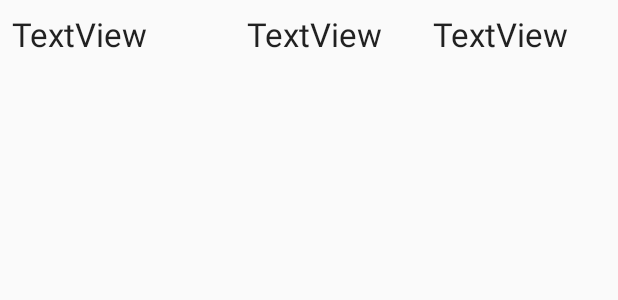
After one commit to android81/Atm, an Android app: the layout finance_row.xml on its own in the app's theme, with its tools: preview values and no code run, on a phone screen of 412 x 824 dp. The commit adds this screen. Shown: the top 300 px of the screen. Run offline under Robolectric (Android 15) with nearby library versions, the phone set to English and light mode, and no system bars.

Commit message:
使用Guideline比例元件配置

```diff
--- a/app/src/main/java/com/tom/atm/AddActivity.java
+++ b/app/src/main/java/com/tom/atm/AddActivity.java
@@ -19,7 +19,8 @@ public class AddActivity extends AppCompatActivity {
         super.onCreate(savedInstanceState);
         setContentView(R.layout.activity_add);
         findViews();
-        helper = new MyDBHelper(this, "expense.db", null, 1);
+//        helper = new MyDBHelper(this, "expense.db", null, 1);
+        MyDBHelper helper = MyDBHelper.getInstance(this);
     }
 
     public void add(View view){
--- a/app/src/main/java/com/tom/atm/FinanceActivity.java
+++ b/app/src/main/java/com/tom/atm/FinanceActivity.java
@@ -18,14 +18,15 @@ public class FinanceActivity extends AppCompatActivity {
         super.onCreate(savedInstanceState);
         setContentView(R.layout.activity_finance);
         ListView list = findViewById(R.id.list);
-        MyDBHelper helper = new MyDBHelper(this, "expense.db", null, 1);
+//        MyDBHelper helper = new MyDBHelper(this, "expense.db", null, 1);
+        MyDBHelper helper = MyDBHelper.getInstance(this);
         Cursor c = helper.getReadableDatabase().query(
                 "exp", null, null, null, null, null, null);
         SimpleCursorAdapter adapter = new SimpleCursorAdapter(this,
-                android.R.layout.simple_expandable_list_item_2,
+                R.layout.finance_row,
                 c,
-                new String[] {"info", "amount"},
-                new int[] {android.R.id.text1, android.R.id.text2},
+                new String[] {"cdate", "info", "amount"},
+                new int[] {R.id.item_cdate, R.id.item_info, R.id.item_amount },
                 0);
         list.setAdapter(adapter);
 
--- a/app/src/main/java/com/tom/atm/MyDBHelper.java
+++ b/app/src/main/java/com/tom/atm/MyDBHelper.java
@@ -9,7 +9,15 @@ import android.database.sqlite.SQLiteOpenHelper;
  */
 
 public class MyDBHelper extends SQLiteOpenHelper {
-    public MyDBHelper(Context context, String name, SQLiteDatabase.CursorFactory factory, int version) {
+    private static MyDBHelper instance;
+    public static MyDBHelper getInstance(Context ctx){
+        if (instance==null){
+            instance = new MyDBHelper(ctx, "expense.db", null, 1);
+        }
+        return instance;
+    }
+    private MyDBHelper(Context context, String name,
+                       SQLiteDatabase.CursorFactory factory, int version) {
         super(context, name, factory, version);
     }
 
--- /dev/null
+++ b/app/src/main/res/layout/finance_row.xml
@@ -0,0 +1,54 @@
+<?xml version="1.0" encoding="utf-8"?>
+<android.support.constraint.ConstraintLayout xmlns:android="http://schemas.android.com/apk/res/android"
+    xmlns:app="http://schemas.android.com/apk/res-auto"
+    xmlns:tools="http://schemas.android.com/tools"
+    android:layout_width="match_parent"
+    android:layout_height="match_parent">
+
+    <TextView
+        android:id="@+id/item_cdate"
+        android:layout_width="wrap_content"
+        android:layout_height="wrap_content"
+        android:layout_marginStart="8dp"
+        android:layout_marginTop="8dp"
+        android:text="TextView"
+        android:textAppearance="@style/TextAppearance.AppCompat.Large"
+        app:layout_constraintStart_toStartOf="parent"
+        app:layout_constraintTop_toTopOf="parent" />
+
+    <TextView
+        android:id="@+id/item_info"
+        android:layout_width="wrap_content"
+        android:layout_height="wrap_content"
+        android:layout_marginStart="8dp"
+        android:layout_marginTop="8dp"
+        android:text="TextView"
+        android:textAppearance="@style/TextAppearance.AppCompat.Large"
+        app:layout_constraintStart_toStartOf="@+id/guideline2"
+        app:layout_constraintTop_toTopOf="parent" />
+
+    <TextView
+        android:id="@+id/item_amount"
+        android:layout_width="wrap_content"
+        android:layout_height="wrap_content"
+        android:layout_marginTop="8dp"
+        android:text="TextView"
+        android:textAppearance="@style/TextAppearance.AppCompat.Large"
+        app:layout_constraintStart_toStartOf="@+id/guideline3"
+        app:layout_constraintTop_toTopOf="parent" />
+
+    <android.support.constraint.Guideline
+        android:id="@+id/guideline2"
+        android:layout_width="wrap_content"
+        android:layout_height="wrap_content"
+        android:orientation="vertical"
+        app:layout_constraintGuide_percent="0.38" />
+
+    <android.support.constraint.Guideline
+        android:id="@+id/guideline3"
+        android:layout_width="wrap_content"
+        android:layout_height="wrap_content"
+        android:orientation="vertical"
+        app:layout_constraintGuide_percent="0.7" />
+
+</android.support.constraint.ConstraintLayout>
```
